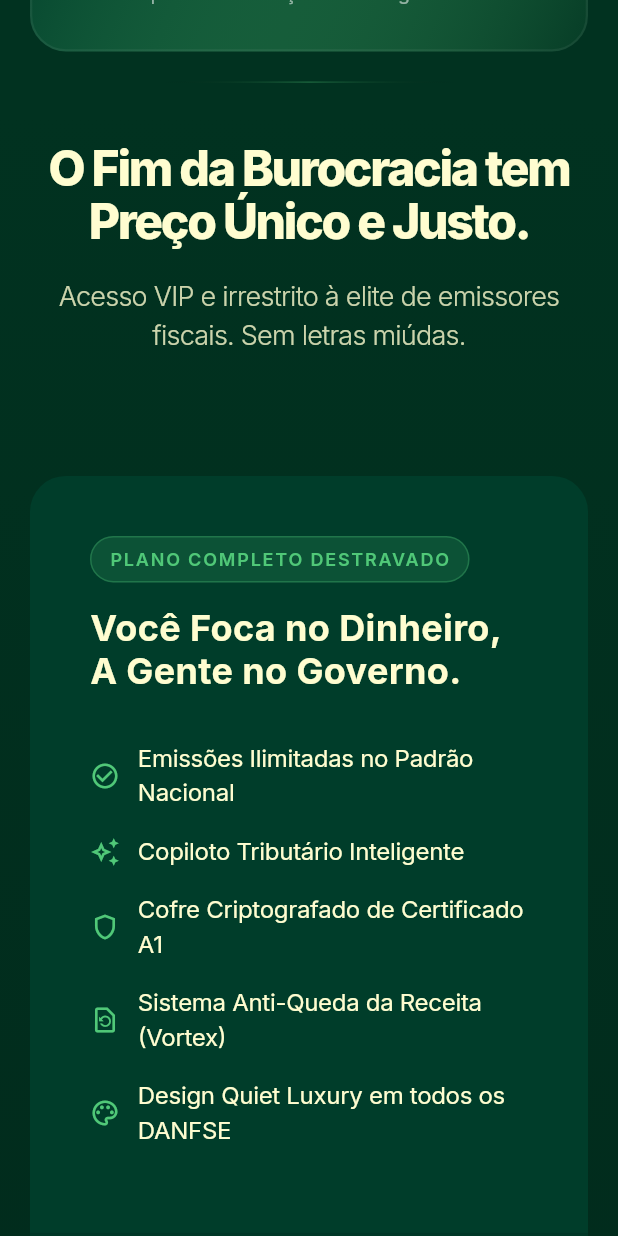
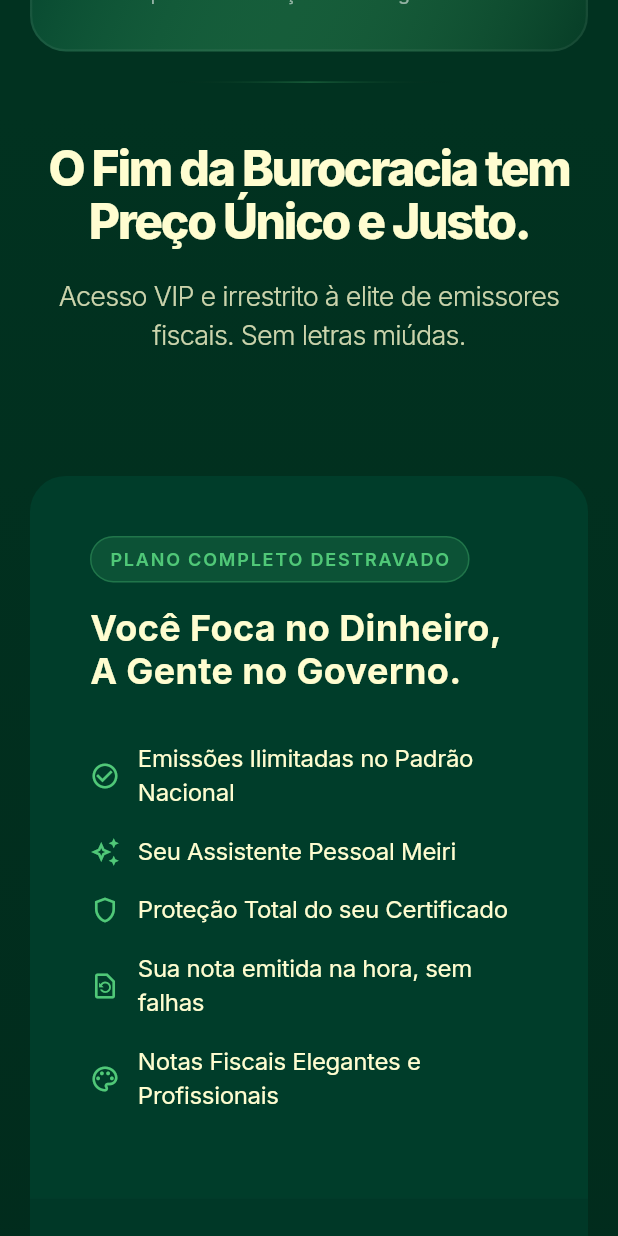
Before and after one commit to RapidNFe/meireapp, a Flutter app: the screen it shows after launch, scrolled down 2880 dp, on a phone screen of 412 x 824 dp. Run offline on Flutter 3.47's test engine with Material 3 defaults, Android fonts, the phone set to English and light mode, and no system bars; our stand-ins replace dio, file_picker, flutter_riverpod, flutter_secure_storage, flutter_svg, google_fonts and 8 more; project files that could hold a hidden picture were left out.

Commit message:
landing page

```diff
--- a/lib/features/landing/ui/landing_page.dart
+++ b/lib/features/landing/ui/landing_page.dart
@@ -1918,10 +1918,10 @@ class _PlanDetails extends StatelessWidget {
           ),
           const SizedBox(height: 32),
           const _BenefitItemSexy(icon: Icons.check_circle_outline, text: "Emissões Ilimitadas no Padrão Nacional"),
-          const _BenefitItemSexy(icon: Icons.auto_awesome_outlined, text: "Copiloto Tributário Inteligente"),
-          const _BenefitItemSexy(icon: Icons.shield_outlined, text: "Cofre Criptografado de Certificado A1"),
-          const _BenefitItemSexy(icon: Icons.restore_page_outlined, text: "Sistema Anti-Queda da Receita (Vortex)"),
-          const _BenefitItemSexy(icon: Icons.palette_outlined, text: "Design Quiet Luxury em todos os DANFSE"),
+          const _BenefitItemSexy(icon: Icons.auto_awesome_outlined, text: "Seu Assistente Pessoal Meiri"),
+          const _BenefitItemSexy(icon: Icons.shield_outlined, text: "Proteção Total do seu Certificado"),
+          const _BenefitItemSexy(icon: Icons.restore_page_outlined, text: "Sua nota emitida na hora, sem falhas"),
+          const _BenefitItemSexy(icon: Icons.palette_outlined, text: "Notas Fiscais Elegantes e Profissionais"),
         ],
       ),
     );
@@ -1998,7 +1998,7 @@ class _PriceAndCallToAction extends StatelessWidget {
           Opacity(
             opacity: 0.7,
             child: Text(
-              "O no-brainer fiscal:",
+              "A escolha ideal para você:",
               style: TextStyle(color: kIvoryLuxury, fontSize: 14),
             ),
           ),
```
Also changed, not shown: 2 other files.
